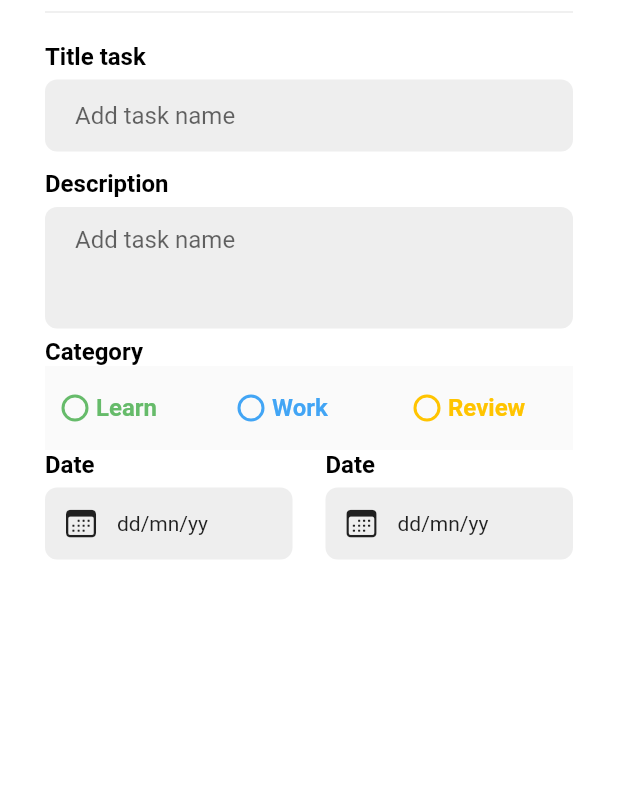
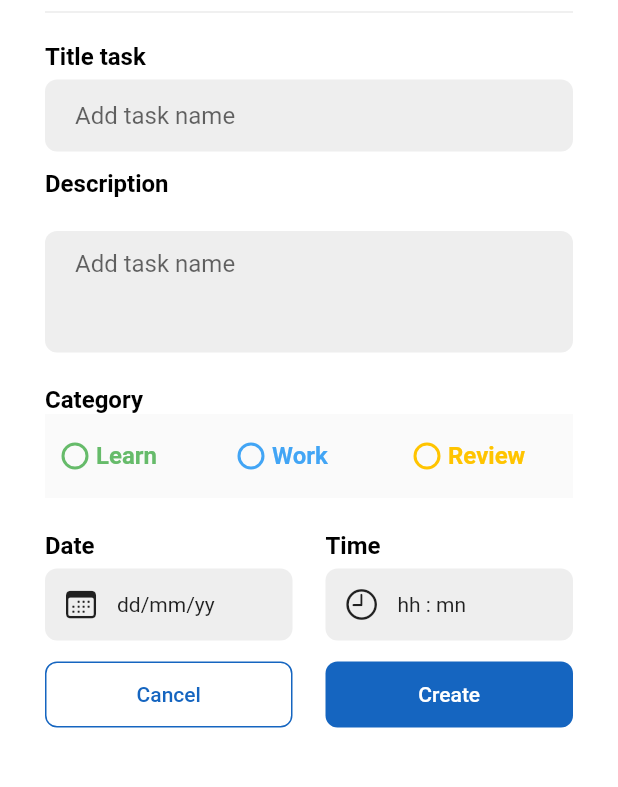
Before and after one commit to vitorfarias001/flutter-todo-app, a Flutter app: the AddNewTaskModal widget shown alone on an empty page, opened directly, on a phone screen of 412 x 824 dp, the part 84-871 px from its top. Run offline on Flutter 3.47's test engine with Material 2 defaults, Android fonts, the phone set to English and light mode, and no system bars; our stand-ins replace gap.

Commit message:
end layout and start providers & services

```diff
--- a/lib/widgets/date_time_wdiget.dart
+++ b/lib/widgets/date_time_wdiget.dart
@@ -1,14 +1,20 @@
 // ignore_for_file: avoid_unnecessary_containers
 
 import 'package:flutter/material.dart';
-import 'package:flutter/cupertino.dart';
 import 'package:todo_app/constants/app_style.dart';
 import 'package:gap/gap.dart';
 
 class DateTimeWidget extends StatelessWidget {
   const DateTimeWidget({
     super.key,
+    required this.titleText,
+    required this.valueText,
+    required this.iconSection,
   });
+
+  final String titleText;
+  final String valueText;
+  final IconData iconSection;
 
   @override
   Widget build(BuildContext context) {
@@ -16,8 +22,8 @@ class DateTimeWidget extends StatelessWidget {
       child: Column(
         crossAxisAlignment: CrossAxisAlignment.start,
         children: [
-          const Text(
-            'Date',
+          Text(
+            (titleText),
             style: AppStyle.headingStyle,
           ),
           const Gap(6),
@@ -29,11 +35,8 @@ class DateTimeWidget extends StatelessWidget {
             decoration: BoxDecoration(
                 color: Colors.grey.shade200,
                 borderRadius: BorderRadius.circular(8)),
-            child: Row(children: const [
-              Icon(CupertinoIcons.calendar),
-              Gap(12),
-              Text('dd/mn/yy')
-            ]),
+            child: Row(
+                children: [Icon(iconSection), const Gap(12), Text(valueText)]),
           ),
         ],
       ),
--- a/lib/widgets/show_modal.dart
+++ b/lib/widgets/show_modal.dart
@@ -1,3 +1,4 @@
+import 'package:flutter/cupertino.dart';
 import 'package:flutter/material.dart';
 import 'package:gap/gap.dart';
 import 'package:todo_app/constants/app_style.dart';
@@ -45,9 +46,9 @@ class AddNewTaskModal extends StatelessWidget {
           'Description',
           style: AppStyle.headingStyle,
         ),
-        const Gap(6),
+        const Gap(22),
         const TextFieldWidget(maxLine: 3, hintText: 'Add Descriptions'),
-        const Gap(6),
+        const Gap(22),
         const Text('Category', style: AppStyle.headingStyle),
         Row(
           children: [
@@ -71,9 +72,57 @@ class AddNewTaskModal extends StatelessWidget {
             )
           ],
         ),
+        const Gap(22),
         Row(
           mainAxisAlignment: MainAxisAlignment.spaceBetween,
-          children: const [DateTimeWidget(), Gap(22), DateTimeWidget()],
+          children: const [
+            DateTimeWidget(
+              titleText: 'Date',
+              valueText: 'dd/mm/yy',
+              iconSection: CupertinoIcons.calendar,
+            ),
+            Gap(22),
+            DateTimeWidget(
+              titleText: 'Time',
+              valueText: 'hh : mn',
+              iconSection: CupertinoIcons.clock,
+            ),
+          ],
+        ),
+        const Gap(12),
+        Row(
+          children: [
+            Expanded(
+              child: ElevatedButton(
+                style: ElevatedButton.styleFrom(
+                    backgroundColor: Colors.white,
+                    foregroundColor: Colors.blue.shade800,
+                    elevation: 0,
+                    shape: RoundedRectangleBorder(
+                      borderRadius: BorderRadius.circular(8),
+                      side: BorderSide(color: Colors.blue.shade800),
+                    ),
+                    padding: const EdgeInsets.symmetric(vertical: 14)),
+                onPressed: () {},
+                child: const Text('Cancel'),
+              ),
+            ),
+            const Gap(22),
+            Expanded(
+              child: ElevatedButton(
+                style: ElevatedButton.styleFrom(
+                    backgroundColor: Colors.blue.shade800,
+                    foregroundColor: Colors.white,
+                    elevation: 0,
+                    shape: RoundedRectangleBorder(
+                      borderRadius: BorderRadius.circular(8),
+                    ),
+                    padding: const EdgeInsets.symmetric(vertical: 14)),
+                onPressed: () {},
+                child: const Text('Create'),
+              ),
+            ),
+          ],
         )
       ]),
     );
--- a/pubspec.yaml
+++ b/pubspec.yaml
@@ -36,6 +36,7 @@ dependencies:
   # Use with the CupertinoIcons class for iOS style icons.
   cupertino_icons: ^1.0.2
   gap: ^3.0.0
+  riverpod: ^2.3.6
 
 dev_dependencies:
   flutter_test:
```
Also changed, not shown: pubspec.lock.
